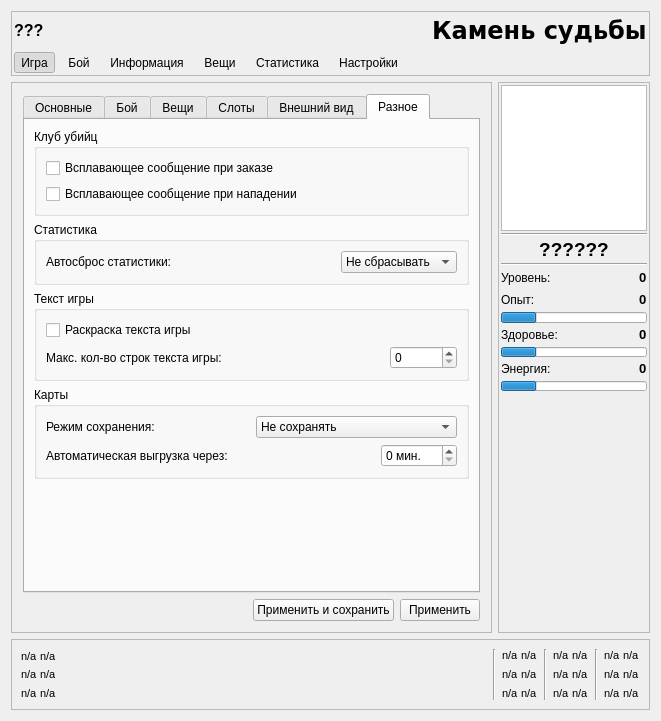
First picture: the form in main_window.ui, repository sofgame-plugin/psiplus-plugin, before the edit.
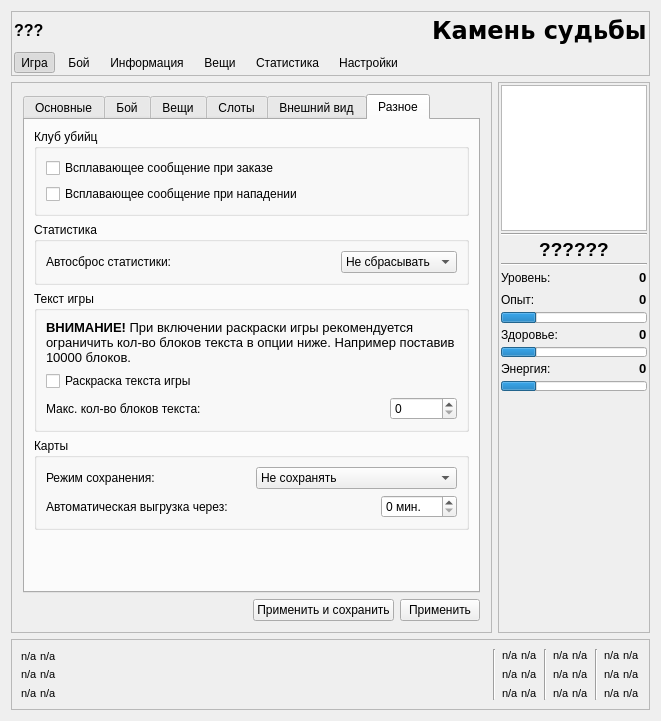
Second picture: the form after the edit. The open tabs and pages were chosen to show the change. Custom widgets are drawn as their Qt base class.

Commit message: Максимальное количество блоков текста по умолчанию теперь 10000. Добавлено предупреждение перед опцией раскраски текста игры. Небольшие исправления в настройках.

Diff of the .ui file:
```diff
--- a/main_window.ui
+++ b/main_window.ui
@@ -2567,12 +2567,12 @@
                    <string>Текст игры</string>
                   </property>
                   <layout class="QGridLayout" name="gridLayout_11">
-                   <item row="1" column="0">
+                   <item row="2" column="0">
                     <layout class="QHBoxLayout" name="horizontalLayout_23">
                      <item>
                       <widget class="QLabel" name="label_9">
                        <property name="text">
-                        <string>Макс. кол-во строк текста игры:</string>
+                        <string>Макс. кол-во блоков текста:</string>
                        </property>
                       </widget>
                      </item>
@@ -2601,10 +2601,24 @@
                      </item>
                     </layout>
                    </item>
-                   <item row="0" column="0">
+                   <item row="1" column="0">
                     <widget class="QCheckBox" name="gameTextColoring">
                      <property name="text">
-                      <string>Раскраска текста игры</string>
+                      <string>Раскраска текста игры </string>
+                     </property>
+                    </widget>
+                   </item>
+                   <item row="0" column="0">
+                    <widget class="QLabel" name="label_15">
+                     <property name="text">
+                      <string>&lt;!DOCTYPE HTML PUBLIC &quot;-//W3C//DTD HTML 4.0//EN&quot; &quot;http://www.w3.org/TR/REC-html40/strict.dtd&quot;&gt;
+&lt;html&gt;&lt;head&gt;&lt;meta name=&quot;qrichtext&quot; content=&quot;1&quot; /&gt;&lt;style type=&quot;text/css&quot;&gt;
+p, li { white-space: pre-wrap; }
+&lt;/style&gt;&lt;/head&gt;&lt;body style=&quot; font-family:'Sans Serif'; font-size:10pt; font-weight:400; font-style:normal;&quot;&gt;
+&lt;p style=&quot; margin-top:0px; margin-bottom:0px; margin-left:0px; margin-right:0px; -qt-block-indent:0; text-indent:0px;&quot;&gt;&lt;span style=&quot; font-weight:600; color:#000000;&quot;&gt;ВНИМАНИЕ!&lt;/span&gt; При включении раскраски игры рекомендуется ограничить кол-во блоков текста в опции ниже. Например поставив 10000 блоков.&lt;/p&gt;&lt;/body&gt;&lt;/html&gt;</string>
+                     </property>
+                     <property name="wordWrap">
+                      <bool>true</bool>
                      </property>
                     </widget>
                    </item>
```
The commit also changes 1 other file.
